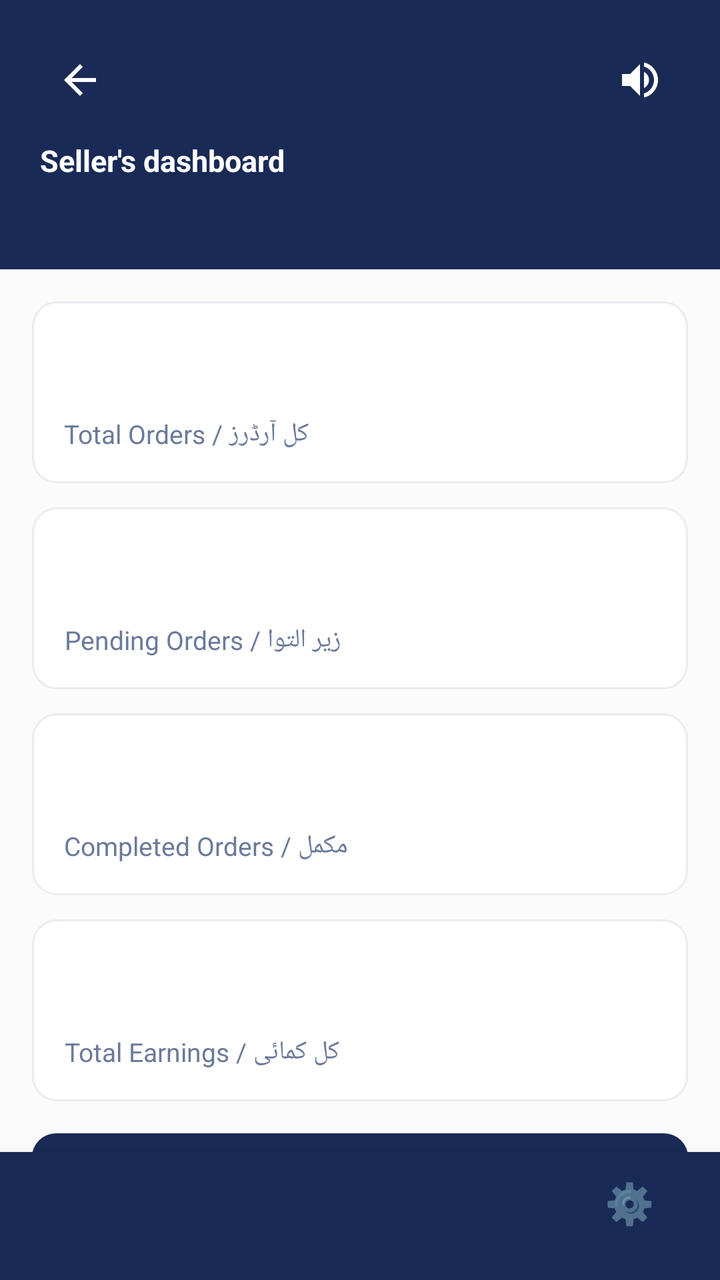
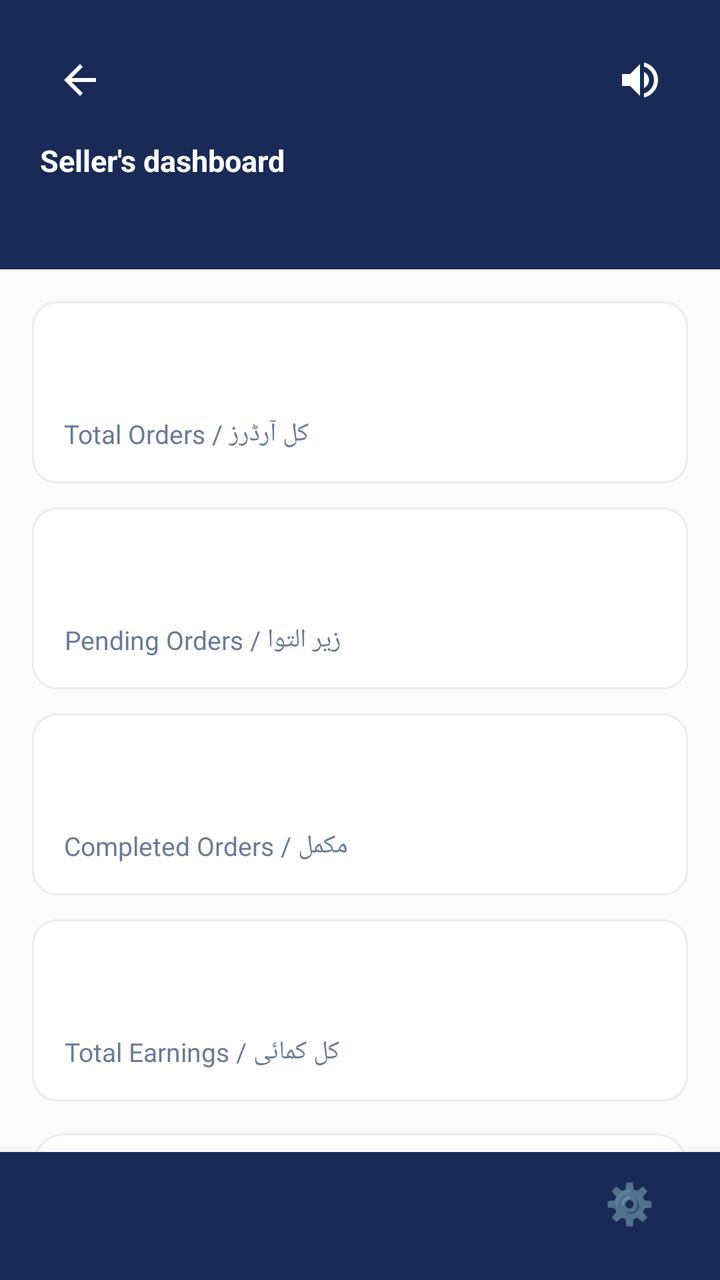

An Android layout rendered at two revisions. The XML below is the earlier revision; the diff shows what the commit changed to produce the second picture.
<!-- AndroidManifest.xml: application theme Theme.SheEmpower -->
<!-- res/layout/activity_seller_dashboard.xml -->
<?xml version="1.0" encoding="utf-8"?>
<LinearLayout xmlns:android="http://schemas.android.com/apk/res/android"
    xmlns:app="http://schemas.android.com/apk/res-auto"
    android:layout_width="match_parent" android:layout_height="match_parent"
    android:background="?android:attr/windowBackground"
    android:orientation="vertical">

    <LinearLayout
        android:layout_width="match_parent" android:layout_height="0dp" android:layout_weight="1"
        android:orientation="vertical">

        
        
        
        <LinearLayout
            android:layout_width="match_parent"
            android:layout_height="wrap_content"
            android:background="@color/primary"
            android:padding="20dp"
            android:orientation="vertical">

            <RelativeLayout
                android:layout_width="match_parent"
                android:layout_height="wrap_content">

                <ImageButton
                    android:id="@+id/btnBack"
                    android:layout_width="40dp"
                    android:layout_height="40dp"
                    android:layout_alignParentStart="true"
                    android:layout_centerVertical="true"
                    android:background="?attr/selectableItemBackgroundBorderless"
                    android:src="@drawable/ic_arrow_back"
                    app:tint="#FFFFFF"
                    android:contentDescription="Back" />

                <TextView
                    android:id="@+id/tvWelcome"
                    android:layout_width="wrap_content"
                    android:layout_height="wrap_content"
                    android:layout_centerInParent="true"
                    android:textColor="#FFFFFF"
                    android:textSize="20sp"
                    android:textStyle="bold" />

                <ImageButton
                    android:id="@+id/btnSpeaker"
                    android:layout_width="40dp"
                    android:layout_height="40dp"
                    android:layout_alignParentEnd="true"
                    android:layout_centerVertical="true"
                    android:background="?attr/selectableItemBackgroundBorderless"
                    android:src="@drawable/ic_speaker"
                    android:contentDescription="Speaker" />
            </RelativeLayout>

            <TextView
                android:id="@+id/tvCategory"
                android:layout_width="match_parent"
                android:layout_height="wrap_content"
                android:textColor="#FFFFFF"
                android:textSize="15sp"
                android:textStyle="bold"
                android:lineSpacingExtra="4dp"
                android:layout_marginTop="10dp"
                android:text="Seller's dashboard " />

            <TextView
                android:id="@+id/tvStatus"
                android:layout_width="wrap_content"
                android:layout_height="wrap_content"
                android:textColor="@color/accent"
                android:textSize="12sp"
                android:layout_marginTop="8dp" />
        </LinearLayout>

        
        
        
        <androidx.core.widget.NestedScrollView
            android:layout_width="match_parent"
            android:layout_height="0dp"
            android:layout_weight="1"
            android:fillViewport="true">

            <LinearLayout
                android:layout_width="match_parent"
                android:layout_height="wrap_content"
                android:orientation="vertical"
                android:padding="16dp">

                
                
                

                
                <LinearLayout
                    android:layout_width="match_parent"
                    android:layout_height="wrap_content"
                    android:orientation="vertical"
                    android:background="@drawable/bg_rounded_pink_light"
                    android:padding="16dp"
                    android:layout_marginBottom="12dp">
                    <TextView
                        android:id="@+id/tvTotalOrders"
                        android:layout_width="wrap_content"
                        android:layout_height="wrap_content"
                        android:textSize="28sp"
                        android:textStyle="bold"
                        android:textColor="@color/primary" />
                    <TextView
                        android:layout_width="wrap_content"
                        android:layout_height="wrap_content"
                        android:text="کل آرڈرز / Total Orders"
                        android:textSize="13sp"
                        android:textColor="@color/text_secondary"
                        android:layout_marginTop="4dp" />
                </LinearLayout>

                
                <LinearLayout
                    android:layout_width="match_parent"
                    android:layout_height="wrap_content"
                    android:orientation="vertical"
                    android:background="@drawable/bg_rounded_pink_light"
                    android:padding="16dp"
                    android:layout_marginBottom="12dp">
                    <TextView
                        android:id="@+id/tvPendingOrders"
                        android:layout_width="wrap_content"
                        android:layout_height="wrap_content"
                        android:textSize="28sp"
                        android:textStyle="bold"
                        android:textColor="@color/warning_amber" />
                    <TextView
                        android:layout_width="wrap_content"
                        android:layout_height="wrap_content"
                        android:text="زیر التوا / Pending Orders"
                        android:textSize="13sp"
                        android:textColor="@color/text_secondary"
                        android:layout_marginTop="4dp" />
                </LinearLayout>

                
                <LinearLayout
                    android:layout_width="match_parent"
                    android:layout_height="wrap_content"
                    android:orientation="vertical"
                    android:background="@drawable/bg_rounded_pink_light"
                    android:padding="16dp"
                    android:layout_marginBottom="12dp">
                    <TextView
                        android:id="@+id/tvCompletedOrders"
                        android:layout_width="wrap_content"
                        android:layout_height="wrap_content"
                        android:textSize="28sp"
                        android:textStyle="bold"
                        android:textColor="@color/success_green" />
                    <TextView
                        android:layout_width="wrap_content"
                        android:layout_height="wrap_content"
                        android:text="مکمل / Completed Orders"
                        android:textSize="13sp"
                        android:textColor="@color/text_secondary"
                        android:layout_marginTop="4dp" />
                </LinearLayout>

                
                <LinearLayout
                    android:layout_width="match_parent"
                    android:layout_height="wrap_content"
                    android:orientation="vertical"
                    android:background="@drawable/bg_rounded_pink_light"
                    android:padding="16dp"
                    android:layout_marginBottom="16dp">
                    <TextView
                        android:id="@+id/tvEarnings"
                        android:layout_width="wrap_content"
                        android:layout_height="wrap_content"
                        android:textSize="28sp"
                        android:textStyle="bold"
                        android:textColor="@color/primary" />
                    <TextView
                        android:layout_width="wrap_content"
                        android:layout_height="wrap_content"
                        android:text="کل کمائی / Total Earnings"
                        android:textSize="13sp"
                        android:textColor="@color/text_secondary"
                        android:layout_marginTop="4dp" />
                </LinearLayout>

                
                
                
                <Button
                    android:id="@+id/btnAddProduct"
                    android:layout_width="match_parent"
                    android:layout_height="58dp"
                    android:layout_marginBottom="8dp"
                    android:background="@drawable/bg_skeu_button_primary"
                    android:gravity="center"
                    android:lines="2"
                    android:singleLine="false"
                    android:text="➕ نئی چیز شامل کریں\nADD PRODUCT"
                    android:textColor="#FFFFFF"
                    android:textSize="12sp"
                    android:textStyle="bold" />

                <TextView
                    android:id="@+id/tvNoProducts"
                    android:layout_width="match_parent"
                    android:layout_height="wrap_content"
                    android:layout_marginTop="16dp"
                    android:gravity="center"
                    android:text="کوئی پروڈکٹ موجود نہیں\nNo products added yet"
                    android:textColor="@color/text_secondary"
                    android:textSize="14sp"
                    android:visibility="gone" />

                <androidx.recyclerview.widget.RecyclerView
                    android:id="@+id/rvMyProducts"
                    android:layout_width="match_parent"
                    android:layout_height="wrap_content"
                    android:layout_marginTop="8dp"
                    android:nestedScrollingEnabled="false" />

            </LinearLayout>

        </androidx.core.widget.NestedScrollView>

    </LinearLayout>

    
    
    
    <include
        layout="@layout/bottom_nav_bar"
        android:id="@+id/bottomNav"
        android:layout_width="match_parent"
        android:layout_height="64dp" />

</LinearLayout>
<!-- res/layout/bottom_nav_bar.xml (included above) -->
<?xml version="1.0" encoding="utf-8"?>
<LinearLayout
    xmlns:android="http://schemas.android.com/apk/res/android"
    android:id="@+id/bottomNav"
    android:layout_width="match_parent"
    android:layout_height="64dp"
    android:orientation="horizontal"
    android:background="#192A56"
    android:elevation="12dp">

    
    <LinearLayout
        android:id="@+id/navItem1"
        android:layout_width="0dp"
        android:layout_height="match_parent"
        android:layout_weight="1"
        android:orientation="vertical"
        android:gravity="center"
        android:clickable="true"
        android:focusable="true">

        <TextView
            android:id="@+id/navIcon1"
            android:layout_width="wrap_content"
            android:layout_height="wrap_content"
            android:textSize="20sp"/>

        <TextView
            android:id="@+id/navLabel1"
            android:layout_width="wrap_content"
            android:layout_height="wrap_content"
            android:textSize="10sp"
            android:textColor="@color/text_primary"/>

    </LinearLayout>

    
    <LinearLayout
        android:id="@+id/navItem2"
        android:layout_width="0dp"
        android:layout_height="match_parent"
        android:layout_weight="1"
        android:orientation="vertical"
        android:gravity="center"
        android:clickable="true"
        android:focusable="true">

        <TextView
            android:id="@+id/navIcon2"
            android:layout_width="wrap_content"
            android:layout_height="wrap_content"
            android:textSize="20sp"/>

        <TextView
            android:id="@+id/navLabel2"
            android:layout_width="wrap_content"
            android:layout_height="wrap_content"
            android:textSize="10sp"
            android:textColor="@color/text_primary"/>

    </LinearLayout>

    
    <LinearLayout
        android:id="@+id/navItem3"
        android:layout_width="0dp"
        android:layout_height="match_parent"
        android:layout_weight="1"
        android:orientation="vertical"
        android:gravity="center"
        android:clickable="true"
        android:focusable="true">

        <TextView
            android:id="@+id/navIcon3"
            android:layout_width="wrap_content"
            android:layout_height="wrap_content"
            android:textSize="20sp"/>

        <TextView
            android:id="@+id/navLabel3"
            android:layout_width="wrap_content"
            android:layout_height="wrap_content"
            android:textSize="10sp"
            android:textColor="@color/text_primary"/>

    </LinearLayout>

    
    <LinearLayout
        android:id="@+id/navItem4"
        android:layout_width="0dp"
        android:layout_height="match_parent"
        android:layout_weight="1"
        android:orientation="vertical"
        android:gravity="center"
        android:clickable="true"
        android:focusable="true">

        <TextView
            android:id="@+id/navIcon4"
            android:layout_width="wrap_content"
            android:layout_height="wrap_content"
            android:text="⚙️"
            android:textSize="20sp"/>

        <TextView
            android:id="@+id/navLabel4"
            android:layout_width="wrap_content"
            android:layout_height="wrap_content"
            android:text="Settings"
            android:textSize="10sp"
            android:textColor="@color/text_primary"/>

    </LinearLayout>

</LinearLayout>
<!-- resources referenced by this layout -->
<resources>
  <color name="accent">#F7D794</color>
  <color name="primary">#192A56</color>
  kkkkkkkkk
  <color name="success_green">#2ECC71</color>
  <color name="text_primary">#192A56</color>
  <color name="text_secondary">#6B7A99</color>
  <color name="warning_amber">#F39C12</color>
  <!-- drawable bg_rounded_pink_light (drawable) -->
  <?xml version="1.0" encoding="utf-8"?>
  <shape xmlns:android="http://schemas.android.com/apk/res/android"
      android:shape="rectangle">
      <solid android:color="@color/card_bg" />
      <corners android:radius="12dp" />
      <stroke android:color="@color/card_border" android:width="1dp" />
  </shape>
  <!-- drawable bg_skeu_button_primary (drawable) -->
  <?xml version="1.0" encoding="utf-8"?>
  <shape xmlns:android="http://schemas.android.com/apk/res/android"
      android:shape="rectangle">
      <solid android:color="@color/midnight_navy" />
      <corners android:radius="12dp" />
  </shape>
  <!-- drawable ic_arrow_back (drawable) -->
  <?xml version="1.0" encoding="utf-8"?>
  <vector xmlns:android="http://schemas.android.com/apk/res/android"
      android:width="24dp"
      android:height="24dp"
      android:viewportWidth="24"
      android:viewportHeight="24">
      <path
          android:fillColor="#FFFFFF"
          android:pathData="M20,11H7.83l5.59-5.59L12,4l-8,8l8,8l1.41-1.41L7.83,13H20v-2z"/>
  </vector>
  <!-- drawable ic_speaker (drawable) -->
  <?xml version="1.0" encoding="utf-8"?>
  <vector xmlns:android="http://schemas.android.com/apk/res/android"
      android:width="24dp"
      android:height="24dp"
      android:viewportWidth="24"
      android:viewportHeight="24">
      <path
          android:fillColor="#FFFFFF"
          android:pathData="M3,9v6h4l5,5V4L7,9H3zm13.5,3c0-1.77-1.02-3.29-2.5-4.03v8.05c1.48-0.73,2.5-2.25,2.5-4.02zM14,3.23v2.06c2.89,0.86,5,3.54,5,6.71s-2.11,5.85-5,6.71v2.06c4.01-0.91,7-4.49,7-8.77s-2.99-7.86-7-8.77z"/>
  </vector>
  <style name="Theme.SheEmpower" parent="Theme.AppCompat.Light.NoActionBar">
          <item name="colorPrimary">@color/primary</item>
          <item name="colorPrimaryDark">@color/primary_dark</item>
          <item name="colorAccent">@color/accent</item>
          <item name="android:windowBackground">@color/background</item>
          <item name="android:colorBackground">@color/background</item>
          <item name="android:textColorPrimary">@color/text_primary</item>
          <item name="android:textColorSecondary">@color/text_secondary</item>
          <item name="android:statusBarColor">@color/primary_dark</item>
      </style>
  <color name="card_bg">#FFFFFF</color>
  <color name="card_border">#EAECEE</color>
  <color name="midnight_navy">#192A56</color>
  <color name="primary_dark">#0F1B3D</color>
  <color name="background">#FCFBFB</color>
</resources>

<!-- the commit's change to res/layout/activity_seller_dashboard.xml (unified diff, before → after) -->
@@ -187,6 +187,58 @@
                         android:textSize="13sp"
                         android:textColor="@color/text_secondary"
                         android:layout_marginTop="4dp" />
+                </LinearLayout>
+
+                
+                <LinearLayout
+                    android:id="@+id/cardSellerReviews"
+                    android:layout_width="match_parent"
+                    android:layout_height="wrap_content"
+                    android:orientation="vertical"
+                    android:background="@drawable/bg_skeu_card"
+                    android:padding="16dp"
+                    android:layout_marginBottom="16dp">
+
+                    <LinearLayout
+                        android:layout_width="match_parent"
+                        android:layout_height="wrap_content"
+                        android:orientation="horizontal"
+                        android:gravity="center_vertical">
+
+                        <LinearLayout
+                            android:layout_width="0dp"
+                            android:layout_height="wrap_content"
+                            android:layout_weight="1"
+                            android:orientation="vertical">
+
+                            <TextView
+                                android:id="@+id/tvSellerDashboardRating"
+                                android:layout_width="wrap_content"
+                                android:layout_height="wrap_content"
+                                android:text="⭐ 5.0"
+                                android:textSize="26sp"
+                                android:fontFamily="sans-serif-black"
+                                android:textColor="@color/accent" />
+
+                            <TextView
+                                android:layout_width="wrap_content"
+                                android:layout_height="wrap_content"
+                                android:text="ریویوز اور ریٹنگز / Reviews &amp; Ratings"
+                                android:textSize="13sp"
+                                android:textColor="@color/text_secondary"
+                                android:layout_marginTop="2dp" />
+                        </LinearLayout>
+
+                        <Button
+                            android:id="@+id/btnViewSellerReviews"
+                            android:layout_width="wrap_content"
+                            android:layout_height="44dp"
+                            android:text="ریویوز دیکھیں / View Reviews"
+                            android:textSize="11sp"
+                            android:fontFamily="sans-serif-bold"
+                            android:background="@drawable/bg_skeu_button_cream"
+                            android:textColor="@color/primary" />
+                    </LinearLayout>
                 </LinearLayout>
 
                 
<!-- resource entries referenced after the edit -->
@@ -15,12 +15,28 @@
       <corners android:radius="12dp" />
       <stroke android:color="@color/card_border" android:width="1dp" />
   </shape>
+  <!-- drawable bg_skeu_button_cream (drawable) -->
+  <?xml version="1.0" encoding="utf-8"?>
+  <shape xmlns:android="http://schemas.android.com/apk/res/android"
+      android:shape="rectangle">
+      <solid android:color="@color/pearl_white" />
+      <corners android:radius="12dp" />
+      <stroke android:color="@color/champagne" android:width="1dp" />
+  </shape>
   <!-- drawable bg_skeu_button_primary (drawable) -->
   <?xml version="1.0" encoding="utf-8"?>
   <shape xmlns:android="http://schemas.android.com/apk/res/android"
       android:shape="rectangle">
       <solid android:color="@color/midnight_navy" />
       <corners android:radius="12dp" />
+  </shape>
+  <!-- drawable bg_skeu_card (drawable) -->
+  <?xml version="1.0" encoding="utf-8"?>
+  <shape xmlns:android="http://schemas.android.com/apk/res/android"
+      android:shape="rectangle">
+      <solid android:color="@color/white" />
+      <corners android:radius="16dp" />
+      <stroke android:color="@color/card_border" android:width="1dp" />
   </shape>
   <!-- drawable ic_arrow_back (drawable) -->
   <?xml version="1.0" encoding="utf-8"?>
@@ -56,7 +72,10 @@
       </style>
   <color name="card_bg">#FFFFFF</color>
   <color name="card_border">#EAECEE</color>
+  <color name="pearl_white">#FCFBFB</color>
+  <color name="champagne">#F7D794</color>
   <color name="midnight_navy">#192A56</color>
+  <color name="white">#FFFFFF</color>
   <color name="primary_dark">#0F1B3D</color>
   <color name="background">#FCFBFB</color>
 </resources>
